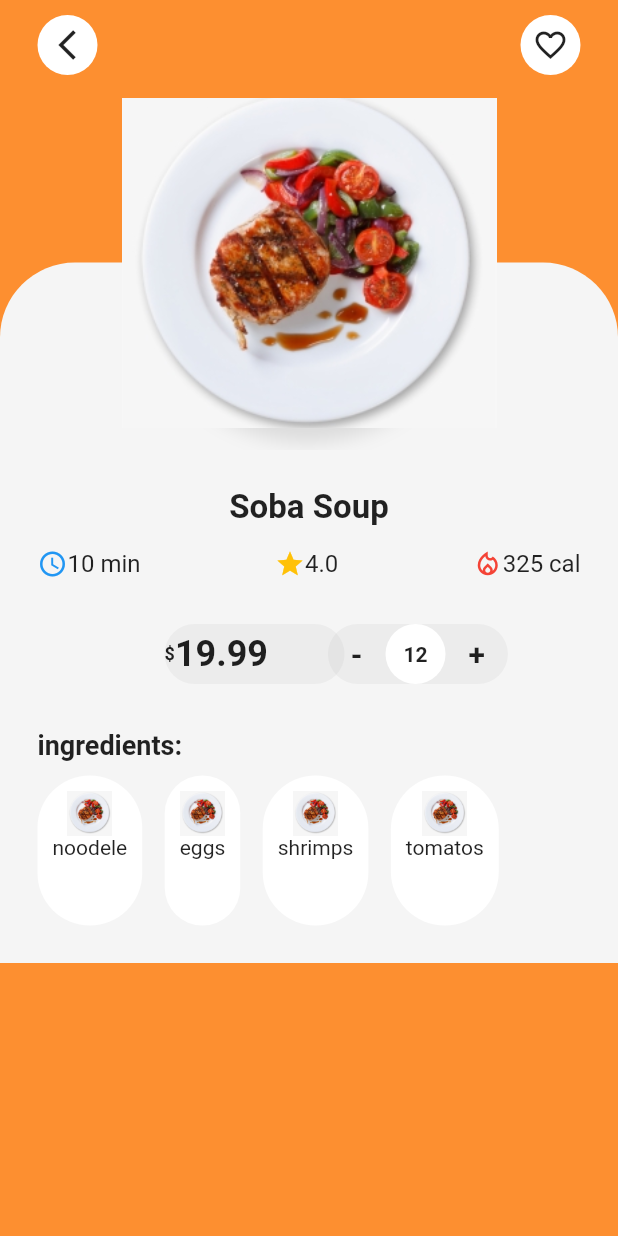
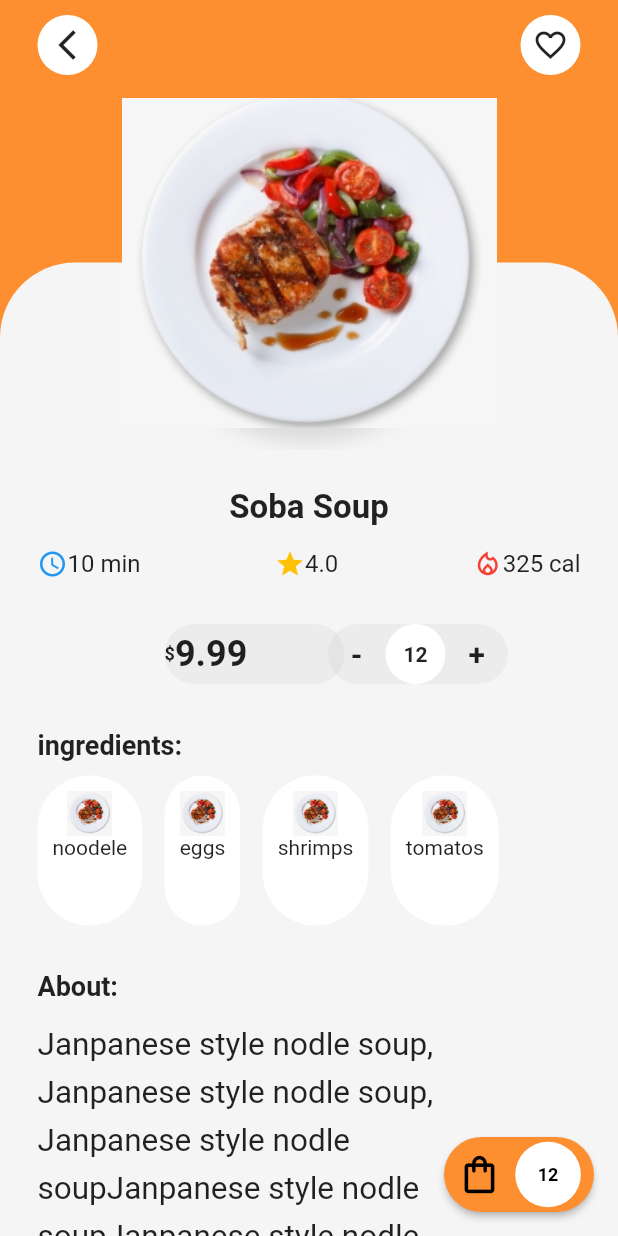
Before and after one commit to bob1457/flutter_demo, a Flutter app: the FoodItemDetails screen opened directly with sample values from the repository, on a phone screen of 412 x 824 dp. Run offline on Flutter 3.47's test engine with Material 2 defaults, Android fonts, the phone set to English and light mode, and no system bars; our stand-ins replace smooth_page_indicator.

Commit message:
Finish the details page

```diff
--- a/lib/mock_data/food_data.dart
+++ b/lib/mock_data/food_data.dart
@@ -12,14 +12,14 @@ class FoodData {
         4.0,
         "325 cal",
         12,
-        19.99,
+        9.99,
         [
           {"noodele": "assets/images/noodles.png"},
           {"eggs": "assets/images/eggs.png"},
           {"shrimps": "assets/images/shrimps.png"},
           {"tomatos": "assets/images/tomators.png"},
         ],
-        "Janpanese style nodle soup",
+        "Janpanese style nodle soup, Janpanese style nodle soup, Janpanese style nodle soupJanpanese style nodle soupJanpanese style nodle soupJanpanese style nodle soupJanpanese style nodle soupJanpanese style nodle soup",
       ),
       Food(
         "assets/images/dish2.png",
--- a/lib/pages/food_item_details.dart
+++ b/lib/pages/food_item_details.dart
@@ -31,6 +31,44 @@ class FoodItemDetails extends StatelessWidget {
             FoodDetails(food),
           ],
         ),
-        ));
+      ),
+      floatingActionButton: Container(
+        height: 50,
+        width: 100,
+        child: RawMaterialButton(
+          fillColor: kPrimaryColor,
+          shape: RoundedRectangleBorder(
+            borderRadius: BorderRadius.circular(50),
+          ),
+          elevation: 2,
+          onPressed: () {},
+          child: Row(
+            mainAxisAlignment: MainAxisAlignment.spaceEvenly,
+            children: [
+              Icon(
+                Icons.shopping_bag_outlined,
+                color: Colors.black,
+                size: 30,
+              ),
+              Container(
+                padding: EdgeInsets.all(15),
+                decoration: BoxDecoration(
+                  color: Colors.white,
+                  shape: BoxShape.circle,
+                ),
+                child: Text(
+                  food.quantity.toString(),
+                  style: TextStyle(
+                    fontWeight: FontWeight.bold,
+                    fontSize: 12,
+                    color: Colors.black,
+                  ),
+                ),
+              ),
+            ],
+          ),
+        ),
+      ),
+    );
   }
 }
--- a/lib/widgets/food_details.dart
+++ b/lib/widgets/food_details.dart
@@ -91,6 +91,30 @@ class FoodDetails extends StatelessWidget {
                     ),
                 separatorBuilder: (_, index) => SizedBox(width: 15),
                 itemCount: food.ingredients.length),
+          ),
+          SizedBox(
+            height: 30,
+          ),
+          Row(
+            children: [
+              Text(
+                "About:",
+                style: TextStyle(
+                  fontSize: 18,
+                  fontWeight: FontWeight.bold,
+                ),
+              ),
+            ],
+          ),
+          SizedBox(
+            height: 10,
+          ),
+          Text(
+            food.about,
+            style: TextStyle(
+              fontSize: 21,
+              height: 1.5,
+            ),
           )
         ],
       ),
```
Lines whose indentation alone changed are shown as unchanged.
